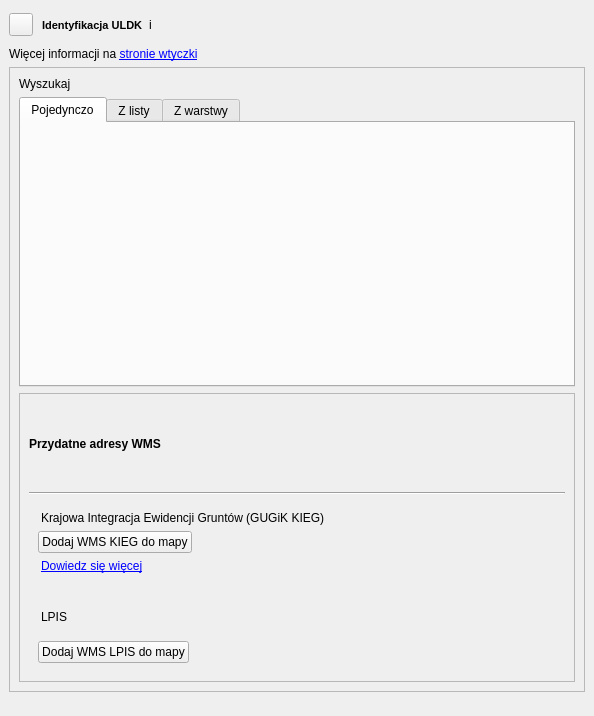
Qt form gissupport_plugin/modules/uldk/plugin_dockwidget_base.ui (gis-support/gis-support-plugin) before a commit.
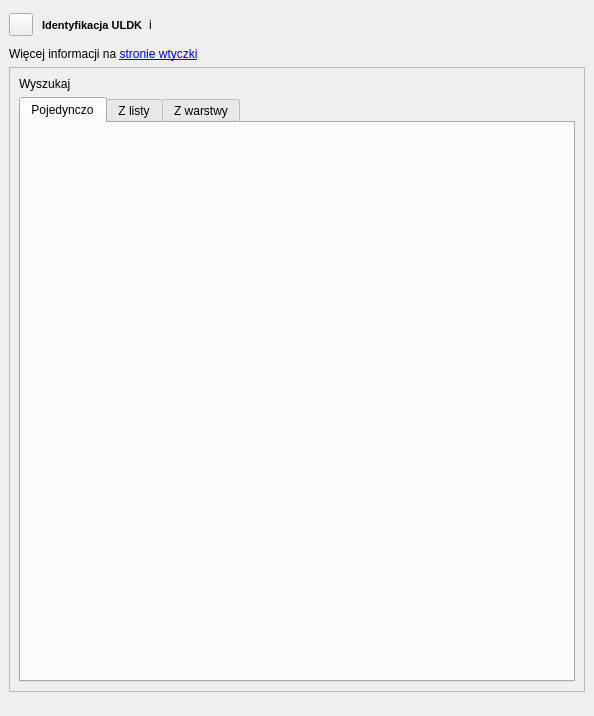
The same form after that commit.

The edit to the form file:
```diff
--- a/gissupport_plugin/modules/uldk/plugin_dockwidget_base.ui
+++ b/gissupport_plugin/modules/uldk/plugin_dockwidget_base.ui
@@ -273,130 +273,6 @@
           </widget>
          </widget>
         </item>
-        <item>
-         <widget class="QFrame" name="frame">
-          <property name="frameShape">
-           <enum>QFrame::StyledPanel</enum>
-          </property>
-          <property name="frameShadow">
-           <enum>QFrame::Raised</enum>
-          </property>
-          <layout class="QVBoxLayout" name="verticalLayout_2">
-           <item>
-            <widget class="QLabel" name="label_2">
-             <property name="text">
-              <string>&lt;html&gt;&lt;head/&gt;&lt;body&gt;&lt;p&gt;&lt;span style=&quot; font-weight:600;&quot;&gt;Przydatne adresy WMS&lt;/span&gt;&lt;/p&gt;&lt;/body&gt;&lt;/html&gt;</string>
-             </property>
-             <property name="textFormat">
-              <enum>Qt::RichText</enum>
-             </property>
-            </widget>
-           </item>
-           <item>
-            <widget class="Line" name="line_2">
-             <property name="orientation">
-              <enum>Qt::Horizontal</enum>
-             </property>
-            </widget>
-           </item>
-           <item>
-            <widget class="QFrame" name="frame_2">
-             <property name="frameShape">
-              <enum>QFrame::NoFrame</enum>
-             </property>
-             <property name="frameShadow">
-              <enum>QFrame::Raised</enum>
-             </property>
-             <layout class="QVBoxLayout" name="verticalLayout_5">
-              <item>
-               <widget class="QLabel" name="label_3">
-                <property name="text">
-                 <string>Krajowa Integracja Ewidencji Gruntów (GUGiK KIEG)</string>
-                </property>
-                <property name="indent">
-                 <number>3</number>
-                </property>
-               </widget>
-              </item>
-              <item>
-               <widget class="QPushButton" name="button_wms_kieg">
-                <property name="sizePolicy">
-                 <sizepolicy hsizetype="Fixed" vsizetype="Fixed">
-                  <horstretch>0</horstretch>
-                  <verstretch>0</verstretch>
-                 </sizepolicy>
-                </property>
-                <property name="text">
-                 <string>Dodaj WMS KIEG do mapy</string>
-                </property>
-               </widget>
-              </item>
-              <item>
-               <widget class="QLabel" name="label">
-                <property name="maximumSize">
-                 <size>
-                  <width>16777215</width>
-                  <height>50</height>
-                 </size>
-                </property>
-                <property name="text">
-                 <string>&lt;html&gt;&lt;head/&gt;&lt;body&gt;&lt;p&gt;&lt;a href=&quot;https://integracja.gugik.gov.pl/cgi-bin/KrajowaIntegracjaEwidencjiGruntow&quot;&gt;&lt;span style=&quot; text-decoration: underline; color:#0000ff;&quot;&gt;Dowiedz się więcej&lt;/span&gt;&lt;/a&gt;&lt;/p&gt;&lt;/body&gt;&lt;/html&gt;</string>
-                </property>
-                <property name="textFormat">
-                 <enum>Qt::RichText</enum>
-                </property>
-                <property name="wordWrap">
-                 <bool>true</bool>
-                </property>
-                <property name="indent">
-                 <number>3</number>
-                </property>
-                <property name="openExternalLinks">
-                 <bool>true</bool>
-                </property>
-               </widget>
-              </item>
-             </layout>
-            </widget>
-           </item>
-           <item>
-            <widget class="QFrame" name="frame_3">
-             <property name="frameShape">
-              <enum>QFrame::NoFrame</enum>
-             </property>
-             <property name="frameShadow">
-              <enum>QFrame::Raised</enum>
-             </property>
-             <layout class="QVBoxLayout" name="verticalLayout_8">
-              <item>
-               <widget class="QLabel" name="label_4">
-                <property name="text">
-                 <string>LPIS</string>
-                </property>
-                <property name="indent">
-                 <number>3</number>
-                </property>
-               </widget>
-              </item>
-              <item>
-               <widget class="QPushButton" name="button_wms_lpis">
-                <property name="sizePolicy">
-                 <sizepolicy hsizetype="Fixed" vsizetype="Fixed">
-                  <horstretch>0</horstretch>
-                  <verstretch>0</verstretch>
-                 </sizepolicy>
-                </property>
-                <property name="text">
-                 <string>Dodaj WMS LPIS do mapy</string>
-                </property>
-               </widget>
-              </item>
-             </layout>
-            </widget>
-           </item>
-          </layout>
-         </widget>
-        </item>
        </layout>
       </widget>
      </widget>
```
